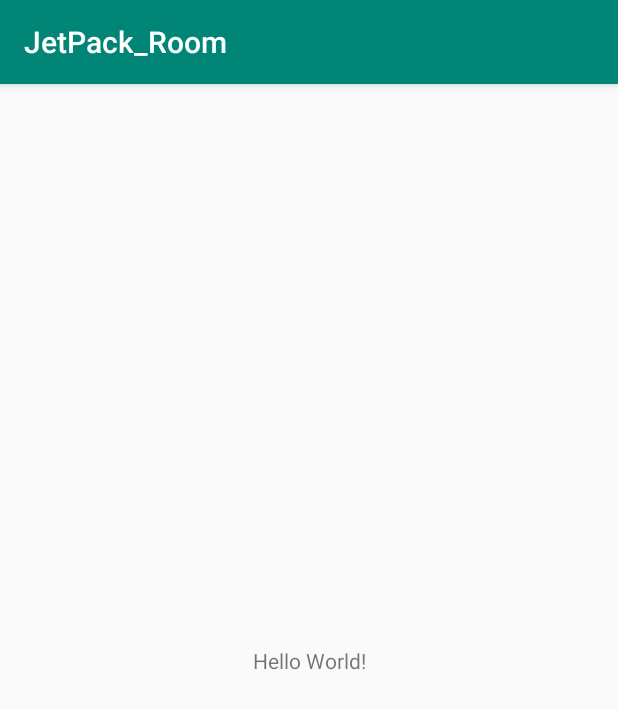
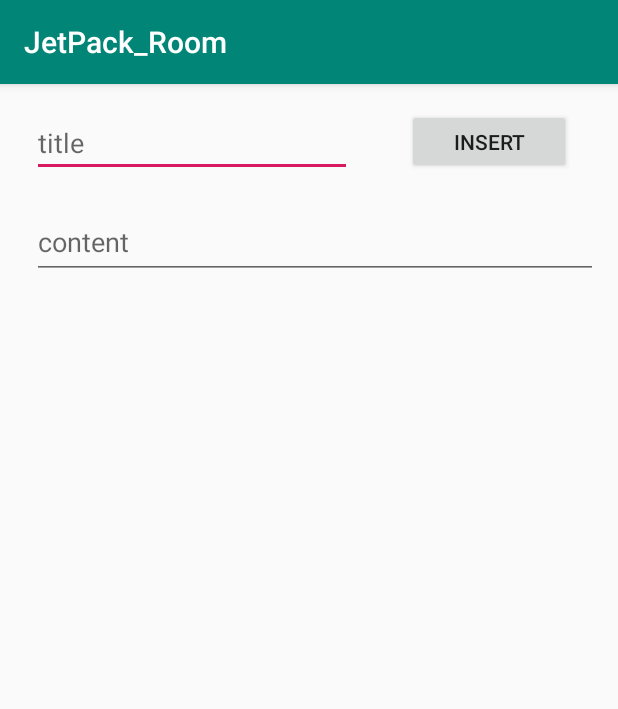
Before and after one commit to Jaesungchi/Jetpack-Room-Example, an Android app: the screen it shows after launch (MainActivity), on a phone screen of 412 x 824 dp. Shown: the top 709 px of the screen. Run offline under Robolectric (Android 15) with nearby library versions, the phone set to English and light mode, and no system bars; our stand-ins replace RxJava.

```diff
--- a/Project/app/src/main/java/com/kotlin/jaesungchi/jetpack_room/AppDatabase.kt
+++ b/Project/app/src/main/java/com/kotlin/jaesungchi/jetpack_room/AppDatabase.kt
@@ -8,7 +8,7 @@ import androidx.room.RoomDatabase
 //데이터베이스 객체는 싱글톤으로 구성해 한개만 갖고 있도록 함.
 @Database(entities = [WriteDataEntity::class],version = 1,exportSchema = false)
 abstract class AppDatabase : RoomDatabase(){
-    abstract fun WriteDao()
+    abstract fun WriteDao() : WriteDataDao
     companion object{
         private var INSTANCE : AppDatabase? = null
         fun getInstance(context : Context): AppDatabase?{
--- a/Project/app/src/main/java/com/kotlin/jaesungchi/jetpack_room/WriteDataDao.kt
+++ b/Project/app/src/main/java/com/kotlin/jaesungchi/jetpack_room/WriteDataDao.kt
@@ -7,10 +7,10 @@ import io.reactivex.Maybe
 @Dao
 interface WriteDataDao : BaseDao<WriteDataEntity>{
     @Query("SELECT * FROM writeData WHERE id = :id")
-    fun selectById(id : Int) : Maybe<WriteDataEntity>
+    fun selectById(id : Int) : Array<WriteDataEntity>
 
     @Query("SELECT * FROM writeData")
-    fun selectAll() : Maybe<WriteDataEntity>
+    fun selectAll() : Array<WriteDataEntity>
 
     @Query("SELECT * FROM writeData WHERE date = :date")
     fun selectByDate(date : String ) : WriteDataEntity
--- a/Project/app/src/main/res/layout/activity_main.xml
+++ b/Project/app/src/main/res/layout/activity_main.xml
@@ -6,13 +6,54 @@
     android:layout_height="match_parent"
     tools:context=".MainActivity">
 
-    <TextView
+    <EditText
+        android:id="@+id/titleText"
         android:layout_width="wrap_content"
         android:layout_height="wrap_content"
-        android:text="Hello World!"
+        android:ems="10"
+        android:hint="title"
+        android:inputType="textPersonName"
         app:layout_constraintBottom_toBottomOf="parent"
-        app:layout_constraintLeft_toLeftOf="parent"
-        app:layout_constraintRight_toRightOf="parent"
-        app:layout_constraintTop_toTopOf="parent" />
+        app:layout_constraintEnd_toEndOf="parent"
+        app:layout_constraintHorizontal_bias="0.106"
+        app:layout_constraintStart_toStartOf="parent"
+        app:layout_constraintTop_toTopOf="parent"
+        app:layout_constraintVertical_bias="0.023" />
 
+    <EditText
+        android:id="@+id/contentText"
+        android:layout_width="377dp"
+        android:layout_height="49dp"
+        android:ems="10"
+        android:hint="content"
+        android:inputType="textPersonName"
+        app:layout_constraintBottom_toBottomOf="parent"
+        app:layout_constraintEnd_toEndOf="parent"
+        app:layout_constraintHorizontal_bias="0.617"
+        app:layout_constraintStart_toStartOf="parent"
+        app:layout_constraintTop_toBottomOf="@+id/titleText"
+        app:layout_constraintVertical_bias="0.028" />
+
+    <LinearLayout
+        android:id="@+id/listLayout"
+        android:layout_width="416dp"
+        android:layout_height="593dp"
+        android:orientation="vertical"
+        app:layout_constraintBottom_toBottomOf="parent"
+        app:layout_constraintEnd_toEndOf="parent"
+        app:layout_constraintStart_toStartOf="parent"
+        app:layout_constraintTop_toBottomOf="@+id/contentText"
+        app:layout_constraintVertical_bias="1.0"></LinearLayout>
+
+    <Button
+        android:id="@+id/insertBtn"
+        android:layout_width="109dp"
+        android:layout_height="43dp"
+        android:text="Insert"
+        app:layout_constraintBottom_toBottomOf="@+id/titleText"
+        app:layout_constraintEnd_toEndOf="parent"
+        app:layout_constraintHorizontal_bias="0.544"
+        app:layout_constraintStart_toEndOf="@+id/titleText"
+        app:layout_constraintTop_toTopOf="@+id/titleText"
+        app:layout_constraintVertical_bias="0.0" />
 </androidx.constraintlayout.widget.ConstraintLayout>
```
Also changed, not shown: Project/app/build.gradle (+6 -2 lines), Project/app/src/main/java/com/kotlin/jaesungchi/jetpack_room/MainActivity.kt (+34 -0 lines), Project/app/src/main/java/com/kotlin/jaesungchi/jetpack_room/WriteDataEntity.kt (+4 -3 lines), 1 other file.
